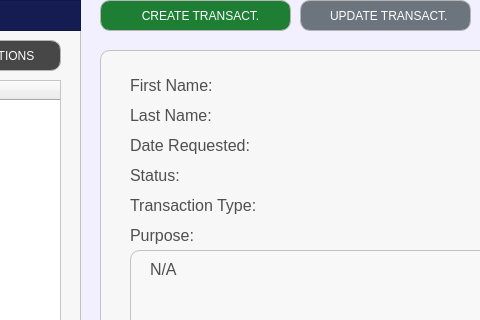
Yohhannn/Barangay-Records-Statistics-System, file UI/MainPages/TransactionPages/services.ui: the form before one commit; both pictures show x 630 to 1110 and y 150 to 470 of the 1350 by 850 pixel window.
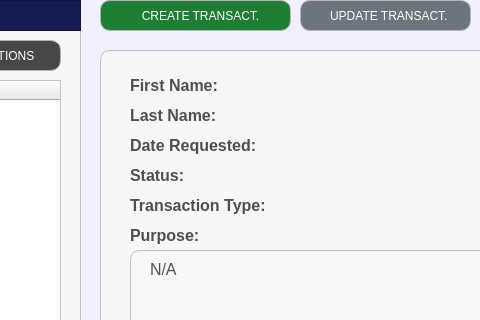
The form after the commit. Icons and pictures are not drawn.

The edit to the form file:
```diff
--- a/UI/MainPages/TransactionPages/services.ui
+++ b/UI/MainPages/TransactionPages/services.ui
@@ -722,6 +722,7 @@
        <font>
         <family>Arial</family>
         <pointsize>12</pointsize>
+        <bold>true</bold>
        </font>
       </property>
       <property name="styleSheet">
@@ -750,6 +751,7 @@
        <font>
         <family>Arial</family>
         <pointsize>12</pointsize>
+        <bold>true</bold>
        </font>
       </property>
       <property name="styleSheet">
@@ -806,6 +808,7 @@
        <font>
         <family>Arial</family>
         <pointsize>12</pointsize>
+        <bold>true</bold>
        </font>
       </property>
       <property name="styleSheet">
@@ -890,6 +893,7 @@
        <font>
         <family>Arial</family>
         <pointsize>12</pointsize>
+        <bold>true</bold>
        </font>
       </property>
       <property name="styleSheet">
@@ -1000,6 +1004,7 @@
        <font>
         <family>Arial</family>
         <pointsize>12</pointsize>
+        <bold>true</bold>
        </font>
       </property>
       <property name="styleSheet">
@@ -1056,6 +1061,7 @@
        <font>
         <family>Arial</family>
         <pointsize>12</pointsize>
+        <bold>true</bold>
        </font>
       </property>
       <property name="styleSheet">
```
